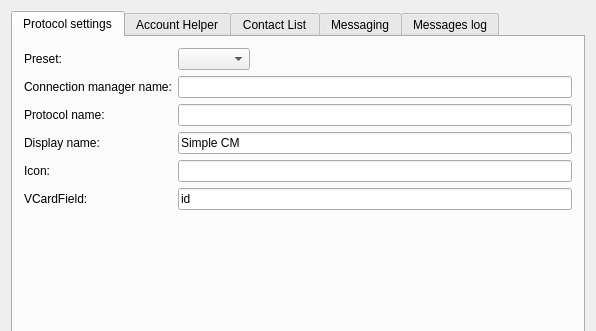
The window that example/MainWindow.ui (TelepathyIM/simple-cm) describes before a commit, drawn with Qt 5; both pictures show x 0 to 596 and y 0 to 331 of the 596 by 479 pixel window.
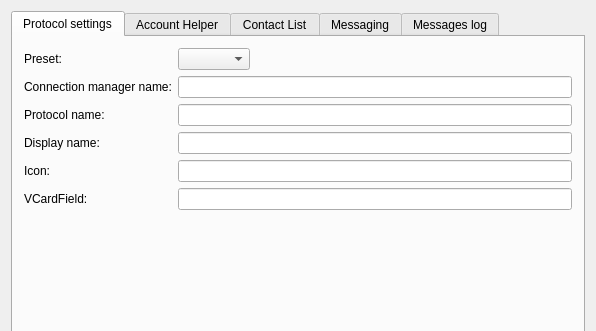
The same window after the commit.

What changed in the file:
```diff
--- a/example/MainWindow.ui
+++ b/example/MainWindow.ui
@@ -68,11 +68,7 @@
            </widget>
           </item>
           <item row="3" column="1">
-           <widget class="QLineEdit" name="displayNameEdit">
-            <property name="text">
-             <string>Simple CM</string>
-            </property>
-           </widget>
+           <widget class="QLineEdit" name="protocolDisplayName"/>
           </item>
           <item row="4" column="0">
            <widget class="QLabel" name="label_2">
@@ -96,11 +92,7 @@
            </widget>
           </item>
           <item row="5" column="1">
-           <widget class="QLineEdit" name="vcardField">
-            <property name="text">
-             <string>id</string>
-            </property>
-           </widget>
+           <widget class="QLineEdit" name="protocolAddressibleVCardFields"/>
           </item>
          </layout>
         </item>
```
Left out of the diff: 2 changed lines with no effect on the pictures.
